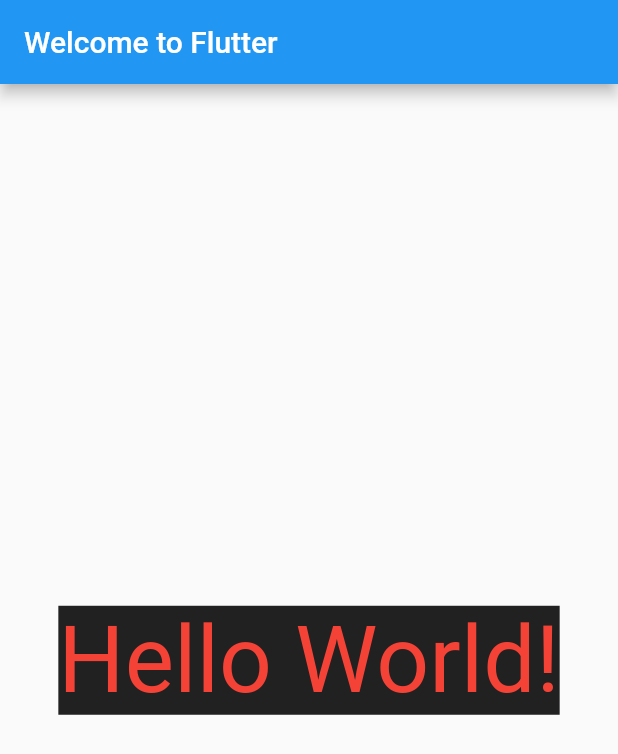
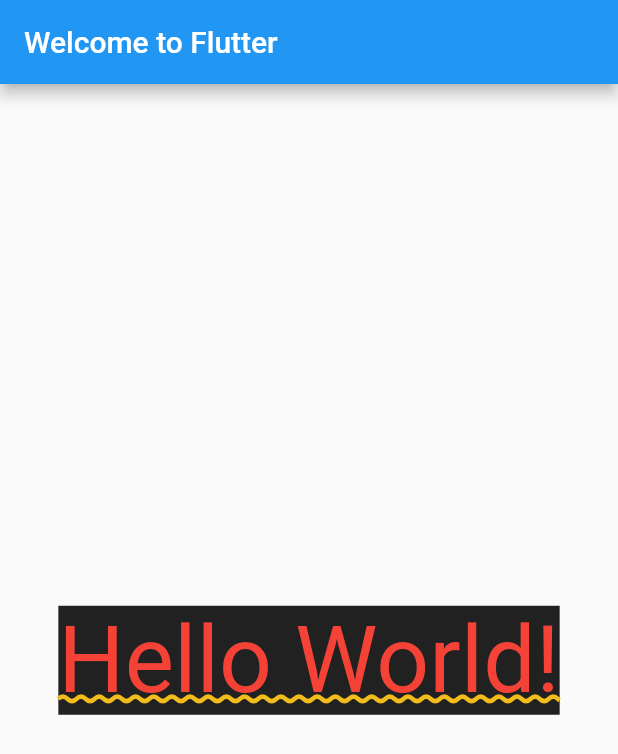
Before and after one commit to thedetukov/flutter-application, a Flutter app: the screen it shows after launch, on a phone screen of 412 x 824 dp. Shown: the top 754 px of the screen. Run offline on Flutter 3.47's test engine with Material 2 defaults, Android fonts, the phone set to English and light mode, and no system bars.

Commit message:
Adding functionality into main.

```diff
--- a/lib/main.dart
+++ b/lib/main.dart
@@ -11,16 +11,22 @@ class MyApp extends StatelessWidget {
   Widget build(BuildContext context) {
     return MaterialApp(
       title: 'Welcome to Flutter',
+      debugShowCheckedModeBanner: false,               // delete banner "debug"
       home: Scaffold(
         appBar: AppBar(
           title: const Text('Welcome to Flutter'),
         ),
         body: const Center(
           child: Text('Hello World!',
-          style: TextStyle(color: Colors.red,   // red text color
-          fontSize: 62,                           // font-height 62
-          backgroundColor: Colors.black87       // black text background color
-
+                textDirection: TextDirection.ltr,
+                style: TextStyle(
+                color: Colors.red,                    // red text color
+                fontSize: 62,                           // font-height 62
+                backgroundColor: Colors.black87,      // black text background color
+                decoration: TextDecoration.underline,   // underscore
+                decorationStyle: TextDecorationStyle.wavy, // wavy line
+                decorationColor: Color.fromARGB(255, 242, 188, 28), // color wavy line
+                decorationThickness: 1, // line thickness
         ),
       ),
     )
```
